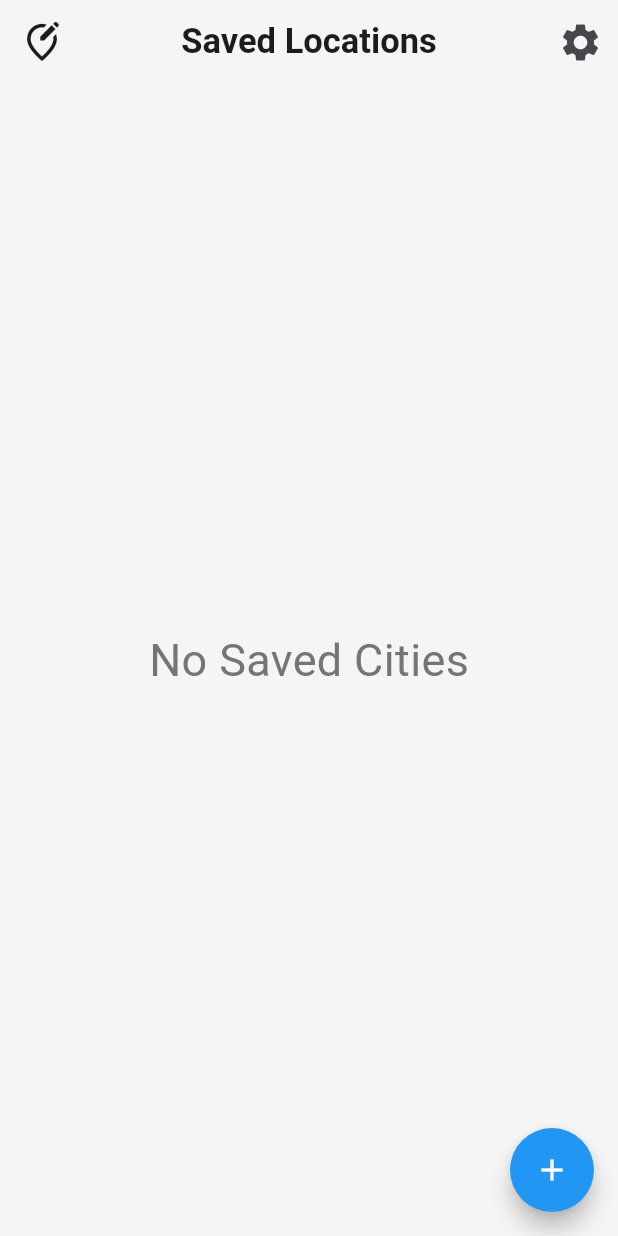
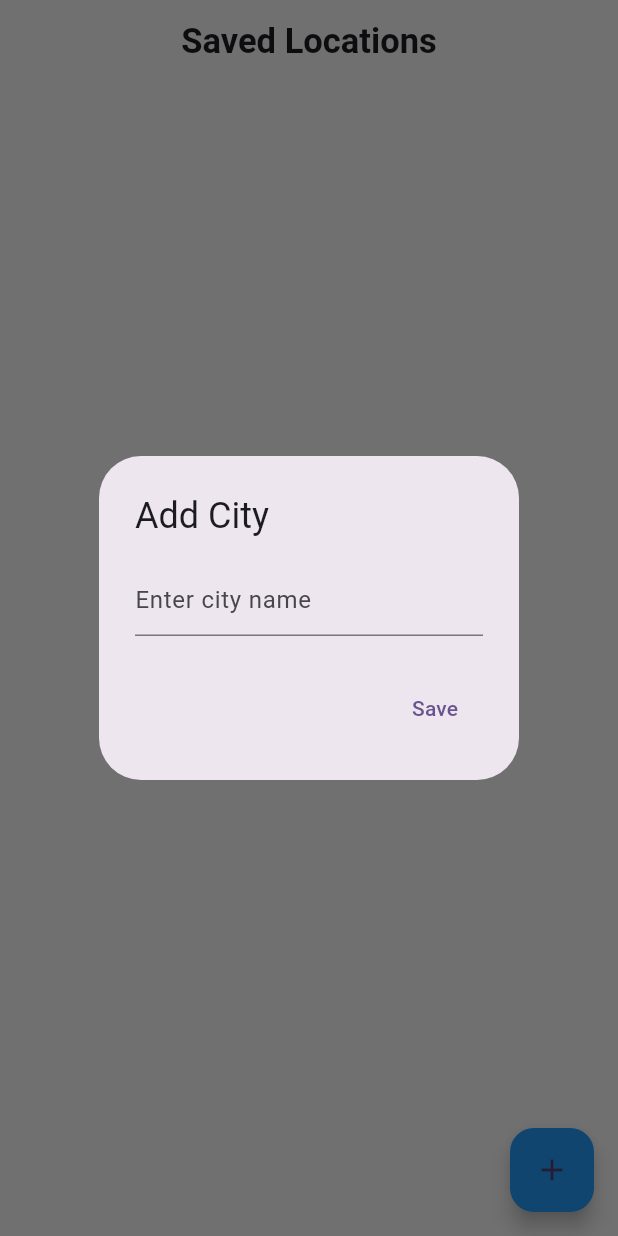
Before and after one commit to ShauryaThakur001/Weather-App, a Flutter app: the Locationscreen screen opened directly, after a tap on the "add" icon, on a phone screen of 412 x 824 dp. Run offline on Flutter 3.47's test engine with Material 3 defaults, Android fonts, the phone set to English and light mode, and no system bars; our stand-ins replace cloud_firestore, firebase_auth, firebase_core, geocoding, geolocator, google_sign_in and 2 more; accounts and stored records are empty.

Commit message:
Location Page Added

```diff
--- a/lib/Pages/Location Screen/LocationScreen.dart
+++ b/lib/Pages/Location Screen/LocationScreen.dart
@@ -1,6 +1,7 @@
 import 'package:flutter/material.dart';
 import 'package:weatherrapp/Firebase/FireStore_Service.dart';
 import 'package:weatherrapp/Models/weatherModel.dart';
+import 'package:weatherrapp/Services/weather_Service.dart';
 
 class Locationscreen extends StatefulWidget {
   const Locationscreen({super.key});
@@ -10,10 +11,11 @@ class Locationscreen extends StatefulWidget {
 }
 
 class _LocationscreenState extends State<Locationscreen> {
+  final FirestoreService _firestoreService = FirestoreService();
+  final WeatherService _weatherService = WeatherService('f011cca49027075b4b1357f7431ff529');
 
-  List<Weathermodel>cities=[];
-
-  TextEditingController searchController = TextEditingController();
+  final TextEditingController cityController = TextEditingController();
+  final TextEditingController searchController = TextEditingController();
 
   @override
   Widget build(BuildContext context) {
@@ -21,30 +23,34 @@ class _LocationscreenState extends State<Locationscreen> {
       backgroundColor: Colors.grey.shade100,
       appBar: AppBar(
         backgroundColor: Colors.grey.shade100,
-        leading: Icon(Icons.edit_location_alt_outlined, size: 30),
         centerTitle: true,
-        title: Text(
+        title: const Text(
           "Saved Locations",
           style: TextStyle(fontSize: 23, fontWeight: FontWeight.bold),
         ),
-        actions: [
-          Padding(
-            padding: const EdgeInsets.only(right: 10),
-            child: Icon(Icons.settings, size: 30),
       ),
-        ],
+
+      /// 🔁 STREAM FROM FIRESTORE
+      body: StreamBuilder<List<String>>(
+        stream: _firestoreService.getSavedCities(),
+        builder: (context, snapshot) {
+          if (snapshot.connectionState == ConnectionState.waiting) {
+            return const Center(child: CircularProgressIndicator());
+          }
+
+          final cityList = snapshot.data ?? [];
+
+          if (cityList.isEmpty) {
+            return Center(
+              child: Text(
+                "No Saved Cities",
+                style: TextStyle(fontSize: 24, color: Colors.grey.shade600),
               ),
-      body: cities.isEmpty?
-      Center(
-        child: Text("No Saved Cities",style: TextStyle(
-          fontSize: 30,
-          color: Colors.grey.shade600
-        ),),
-      )
-      :SingleChildScrollView(
-        child: Padding(
-          padding: const EdgeInsets.all(20.0),
-          child: Container(
+            );
+          }
+
+          return Padding(
+            padding: const EdgeInsets.all(16),
             child: Column(
               children: [
                 TextField(
@@ -52,85 +58,189 @@ class _LocationscreenState extends State<Locationscreen> {
                   decoration: InputDecoration(
                     fillColor: Colors.white,
                     filled: true,
-                    hintText: "Search for a city",
-                    prefixIcon: Icon(
-                      Icons.search,
-                      color: Colors.grey.shade600,
-                      size: 30,
-                    ),
+                    prefixIcon: Icon(Icons.search,color: Colors.grey,size: 25,),
+                    hintText: "Search City",
                     hintStyle: TextStyle(
-                      color: Colors.grey.shade600,
-                      fontSize: 17,
+                      color: Colors.grey.shade600
                     ),
                     border: OutlineInputBorder(
-                      borderRadius: BorderRadius.circular(8),
-                      borderSide: BorderSide.none,
+                      borderRadius: BorderRadius.circular(12),
+                      borderSide: BorderSide.none
+                    )
                   ),
                 ),
+                SizedBox(height: 20,),
+                Expanded(
+                  child: ListView.builder(
+                    itemCount: cityList.length,
+                    itemBuilder: (context, index) {
+                      final cityName = cityList[index];
+
+                      return FutureBuilder<Weathermodel>(
+                        future: _weatherService.getWeather(cityName),
+                        builder: (context, snapshot) {
+                          // ⏳ Loading
+                          if (snapshot.connectionState ==
+                              ConnectionState.waiting) {
+                            return const Padding(
+                              padding: EdgeInsets.symmetric(vertical: 12),
+                              child: Center(child: CircularProgressIndicator()),
+                            );
+                          }
+
+                          // ❌ Error → show nothing
+                          if (snapshot.hasError || !snapshot.hasData) {
+                            return const SizedBox();
+                          }
+
+                          final weather = snapshot.data!;
+
+                          return Dismissible(
+                            key: ValueKey(weather.cityName),
+                            direction: DismissDirection.endToStart,
+
+                            /// 🟥 DELETE BACKGROUND
+                            background: Container(
+                              alignment: Alignment.centerRight,
+                              padding: const EdgeInsets.symmetric(horizontal: 20),
+                              color: Colors.red,
+                              child: const Icon(Icons.delete,
+                                  color: Colors.white, size: 30),
                             ),
-                SizedBox(height: 15),
-                StreamBuilder<List<String>>(
-                  stream: FirestoreService().getSavedCities(),
-                  builder: (context, snapshot) {
-                    if(!snapshot.hasData){
-                      Center(child: Text("No Saved Cities",style: TextStyle(color: Colors.grey.shade600,fontSize: 25),),);
-                    }
-                    final cities=snapshot.data!;
-                    return ListView.builder(
-                      itemCount: cities.length,
-                      itemBuilder: (context, index) {
-                        return LocationWidget(city: cities[index], weather: weather, degree: degree, icon: icon, color: color)
+
+                            /// 🗑 DELETE LOGIC (NO RED SCREEN LAG)
+                            confirmDismiss: (direction) async {
+                              await _firestoreService
+                                  .removeCity(weather.cityName);
+                              return true;
+                            },
+
+                            child: LocationWidget(
+                              city: weather.cityName,
+                              weather: weather.mainCondition,
+                              degree:
+                                  weather.temperature.toStringAsFixed(0),
+                              icon: _getWeatherIcon(weather.mainCondition),
+                              color:
+                                  _getWeatherColor(weather.mainCondition),
+                            ),
+                          );
                         },
                       );
-                  },),
-
-
-                LocationWidget(city: 'London', weather: 'Cloudy', degree: '19', icon: Icons.cloud, color: Colors.blue,),
-                LocationWidget(city: "New York", weather: "Sunny", degree: "24", icon: Icons.wb_sunny, color: Colors.yellow),
-                LocationWidget(city: "Tokyo", weather: "Rainy", degree: "21", icon: Icons.grain, color: Colors.blue),
-                LocationWidget(city: "Paris", weather: "Clear Night", degree: "14", icon: Icons.nights_stay, color: Colors.grey),
-                LocationWidget(city: "Sydney", weather: "Few Clouds", degree: "28", icon: Icons.wb_cloudy, color: Colors.orange)
+                    },
+                  ),
+                ),
               ],
             ),
+          );
+        },
       ),
-        ),
-      ),
+
+      /// ➕ ADD CITY
       floatingActionButton: FloatingActionButton(
         backgroundColor: Colors.blue,
-        foregroundColor: Colors.white,
-        shape: CircleBorder(),
-        onPressed: () {},
-        child: IconButton(onPressed: () {}, icon: Icon(Icons.add)),
+        child: const Icon(Icons.add),
+        onPressed: _showAddCityDialog,
       ),
     );
   }
+
+  /// 🌍 ADD CITY DIALOG (VALIDATION INCLUDED)
+  void _showAddCityDialog() {
+    showDialog(
+      context: context,
+      builder: (context) => AlertDialog(
+        title: const Text("Add City"),
+        content: TextField(
+          controller: cityController,
+          decoration: const InputDecoration(
+            hintText: "Enter city name",
+          ),
+        ),
+        actions: [
+          TextButton(
+            onPressed: () async {
+              final city = cityController.text.trim();
+
+              if (city.isEmpty) return;
+
+              try {
+                // ✅ Validate city first
+                await _weatherService.getWeather(city);
+
+                await _firestoreService.addCity(city);
+                cityController.clear();
+                Navigator.pop(context);
+              } catch (e) {
+                ScaffoldMessenger.of(context).showSnackBar(
+                  const SnackBar(
+                    content: Text("City not found"),
+                  ),
+                );
+              }
+            },
+            child: const Text("Save"),
+          ),
+        ],
+      ),
+    );
   }
 
+  /// 🌦 ICON LOGIC
+  IconData _getWeatherIcon(String condition) {
+    switch (condition.toLowerCase()) {
+      case 'clear':
+        return Icons.wb_sunny;
+      case 'clouds':
+        return Icons.cloud;
+      case 'rain':
+        return Icons.grain;
+      default:
+        return Icons.cloud_queue;
+    }
+  }
+
+  /// 🎨 COLOR LOGIC
+  MaterialColor _getWeatherColor(String condition) {
+    switch (condition.toLowerCase()) {
+      case 'clear':
+        return Colors.orange;
+      case 'rain':
+        return Colors.blue;
+      case 'clouds':
+        return Colors.blueGrey;
+      default:
+        return Colors.grey;
+    }
+  }
+}
+
+/// 📍 LOCATION CARD
 class LocationWidget extends StatelessWidget {
   final String city;
   final String weather;
   final String degree;
   final IconData icon;
   final MaterialColor color;
+
   const LocationWidget({
-    super.key, required this.city, required this.weather, required this.degree, required this.icon, required this.color,
+    super.key,
+    required this.city,
+    required this.weather,
+    required this.degree,
+    required this.icon,
+    required this.color,
   });
 
   @override
   Widget build(BuildContext context) {
     return Padding(
-      padding: const EdgeInsets.only(bottom: 7),
+      padding: const EdgeInsets.only(bottom: 8),
       child: Card(
+        color: Colors.white,
         elevation: 0,
-        child: Container(
-          padding: EdgeInsets.all(10),
-          // height: 100,
-          width: double.infinity,
-          decoration: BoxDecoration(
-            color: Colors.white,
-            borderRadius: BorderRadius.circular(16),
-          ),
         child: ListTile(
+          contentPadding: const EdgeInsets.all(12),
           leading: Container(
             height: 50,
             width: 50,
@@ -138,23 +248,24 @@ class LocationWidget extends StatelessWidget {
               color: color.shade100,
               borderRadius: BorderRadius.circular(8),
             ),
-              child: Icon(icon, color: color, size: 25),
+            child: Icon(icon, color: color, size: 26),
           ),
           title: Text(
             city,
-              style: TextStyle(fontSize: 20, fontFamily: "primaryFont"),
+            style: const TextStyle(
+              fontSize: 20,
+              fontWeight: FontWeight.bold,
             ),
-            subtitle: Text(weather,style: TextStyle(
-              color: Colors.grey.shade700,
-              fontFamily: "primaryFont"
-            ),),
+          ),
+          subtitle: Text(
+            weather,
+            style: TextStyle(color: Colors.grey.shade700),
+          ),
           trailing: Text(
             "$degree°C",
-              style: TextStyle(
+            style: const TextStyle(
               fontSize: 24,
-                color: Colors.black,
               fontWeight: FontWeight.w900,
-              ),
             ),
           ),
         ),
```
Lines whose indentation alone changed are shown as unchanged.
